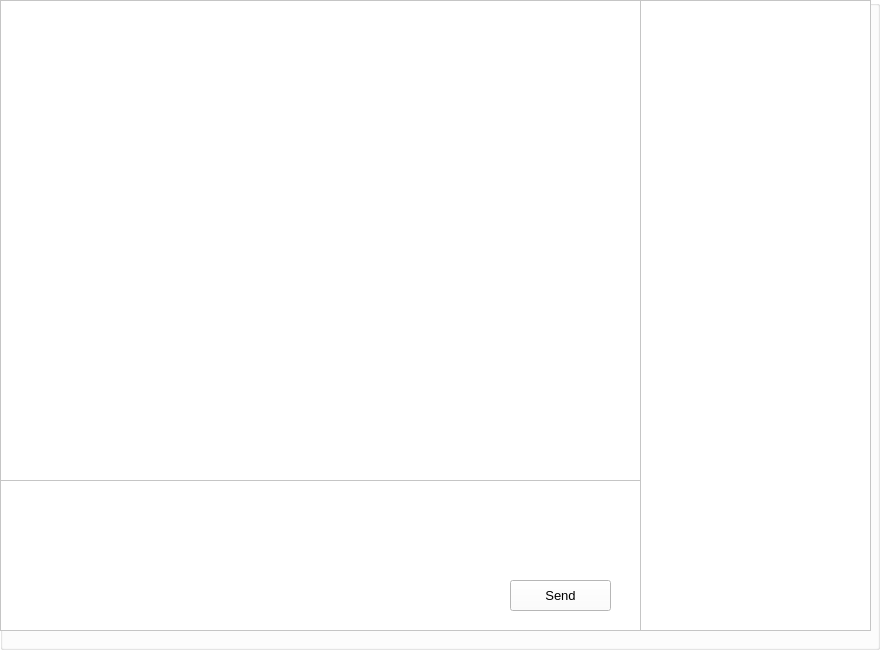
First picture: the form in src/client/chatForm.ui, repository RapDoodle/PopChat, before the edit.
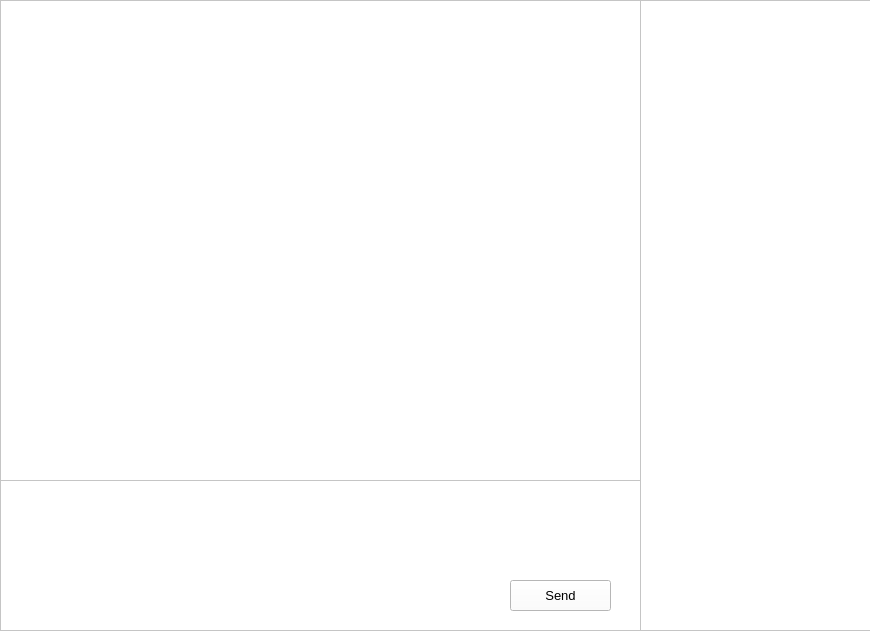
Second picture: the form after the edit.

```diff
--- a/src/client/chatForm.ui
+++ b/src/client/chatForm.ui
@@ -6,8 +6,8 @@
    <rect>
     <x>0</x>
     <y>0</y>
-    <width>880</width>
-    <height>650</height>
+    <width>870</width>
+    <height>631</height>
    </rect>
   </property>
   <property name="windowTitle">
```
